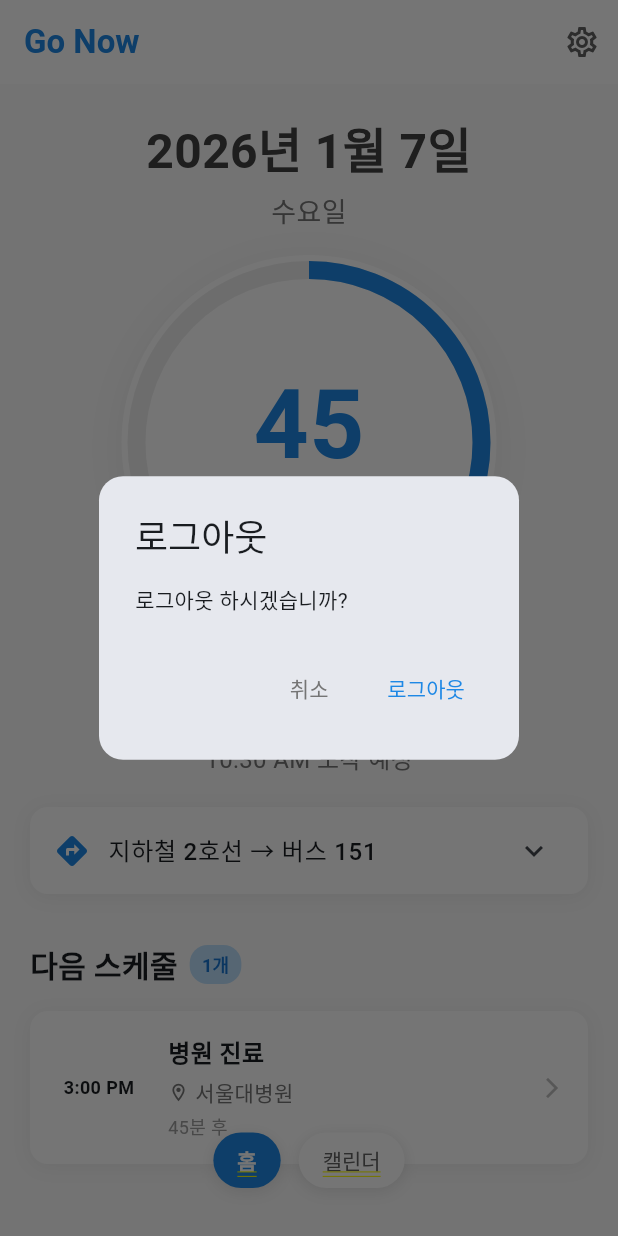
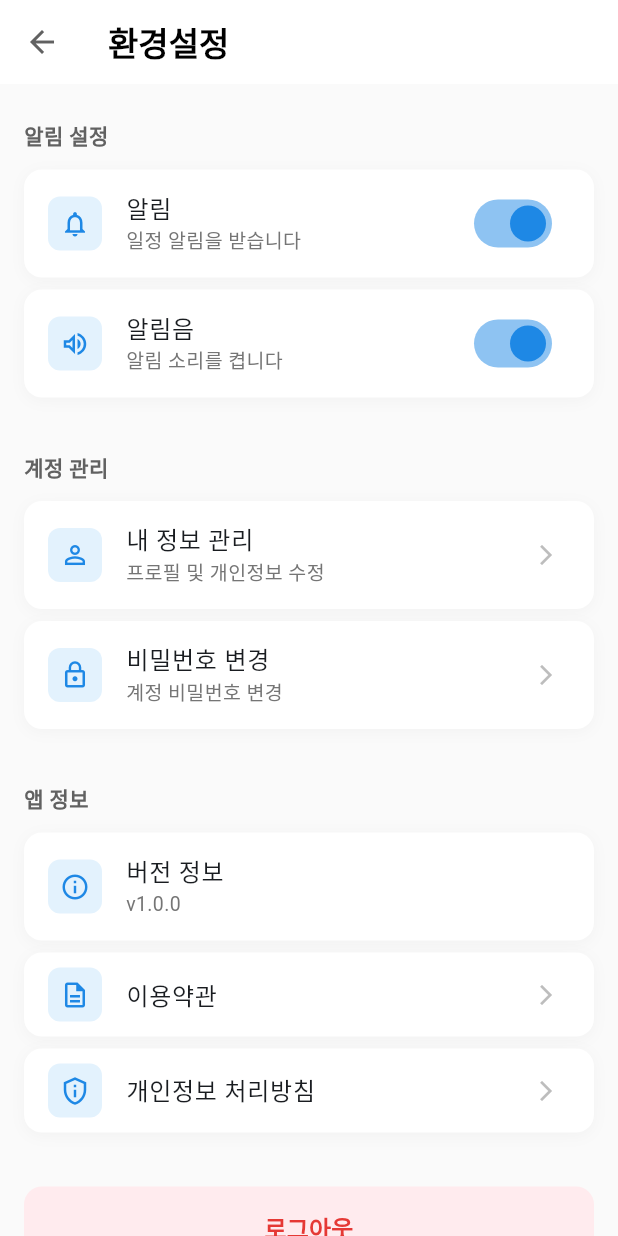
Before and after one commit to khyapple/go_now, a Flutter app: the screen it shows after launch, after a tap on the "settings" icon, on a phone screen of 412 x 824 dp. Run offline on Flutter 3.47's test engine with Material 3 defaults, Android fonts, the phone set to English and light mode, and no system bars; our stand-ins replace shared_preferences, table_calendar; missing offline and left inert: dart:html.

Commit message:
UI/UX 개선 및 환경설정 기능 추가
- 일정 수정 시 날짜 변경 기능 추가
- 캘린더 헤더를 년도/월 두 줄 형식으로 변경
- 캘린더 날짜 칸 높이 증가 (100 -> 140)
- 이전/다음 달 날짜를 회색으로 표시하여 시각적 구분 개선
- 환경설정 페이지 추가 (알림 설정, 계정 관리, 앱 정보)
- 메인 앱바 고정 및 홈/캘린더 스와이프 기능 개선
- 빈 날짜 클릭 시 바로 일정 추가 화면으로 이동

🤖 Generated with [Claude Code](https://claude.com/claude-code)

Co-Authored-By: Claude <noreply@anthropic.com>

```diff
--- a/lib/screens/home_screen.dart
+++ b/lib/screens/home_screen.dart
@@ -38,7 +38,7 @@ class _HomeScreenState extends State<HomeScreen> {
     setState(() {});
   }
 
-  Color _getColorFromString(String colorName) {
+  MaterialColor _getColorFromString(String colorName) {
     switch (colorName.toLowerCase()) {
       case 'blue':
         return Colors.blue;
@@ -122,25 +122,6 @@ class _HomeScreenState extends State<HomeScreen> {
   Widget build(BuildContext context) {
     return Scaffold(
       backgroundColor: Colors.grey[50],
-      appBar: AppBar(
-        backgroundColor: Colors.white,
-        elevation: 0,
-        title: Text(
-          'Go Now',
-          style: TextStyle(
-            color: Colors.blue[600],
-            fontWeight: FontWeight.bold,
-          ),
-        ),
-        actions: [
-          IconButton(
-            icon: Icon(Icons.settings_outlined, color: Colors.grey[700]),
-            onPressed: () {
-              _showLogoutDialog();
-            },
-          ),
-        ],
-      ),
       body: SingleChildScrollView(
         child: Padding(
           padding: const EdgeInsets.all(20.0),
--- a/lib/screens/main_wrapper.dart
+++ b/lib/screens/main_wrapper.dart
@@ -2,6 +2,7 @@ import 'package:flutter/material.dart';
 import 'package:shared_preferences/shared_preferences.dart';
 import 'home_screen.dart';
 import 'calendar_screen.dart';
+import 'settings_screen.dart';
 
 class MainWrapper extends StatefulWidget {
   const MainWrapper({super.key});
@@ -51,7 +52,32 @@ class _MainWrapperState extends State<MainWrapper> {
 
   @override
   Widget build(BuildContext context) {
-    return Stack(
+    return Scaffold(
+      backgroundColor: Colors.white,
+      appBar: AppBar(
+        backgroundColor: Colors.white,
+        elevation: 0,
+        title: Text(
+          'Go Now',
+          style: TextStyle(
+            color: Colors.blue[600],
+            fontWeight: FontWeight.bold,
+          ),
+        ),
+        actions: [
+          IconButton(
+            icon: Icon(Icons.settings_outlined, color: Colors.grey[700]),
+            onPressed: () {
+              Navigator.of(context).push(
+                MaterialPageRoute(
+                  builder: (context) => const SettingsScreen(),
+                ),
+              );
+            },
+          ),
+        ],
+      ),
+      body: Stack(
         children: [
           PageView(
             controller: _pageController,
@@ -81,6 +107,7 @@ class _MainWrapperState extends State<MainWrapper> {
             ),
           ),
         ],
+      ),
     );
   }
 
--- /dev/null
+++ b/lib/screens/settings_screen.dart
@@ -0,0 +1,299 @@
+import 'package:flutter/material.dart';
+import 'package:shared_preferences/shared_preferences.dart';
+import 'login_screen.dart';
+
+class SettingsScreen extends StatefulWidget {
+  const SettingsScreen({super.key});
+
+  @override
+  State<SettingsScreen> createState() => _SettingsScreenState();
+}
+
+class _SettingsScreenState extends State<SettingsScreen> {
+  bool _notificationsEnabled = true;
+  bool _soundEnabled = true;
+
+  @override
+  void initState() {
+    super.initState();
+    _loadSettings();
+  }
+
+  Future<void> _loadSettings() async {
+    final prefs = await SharedPreferences.getInstance();
+    setState(() {
+      _notificationsEnabled = prefs.getBool('notifications') ?? true;
+      _soundEnabled = prefs.getBool('sound') ?? true;
+    });
+  }
+
+  Future<void> _saveNotificationSetting(bool value) async {
+    final prefs = await SharedPreferences.getInstance();
+    await prefs.setBool('notifications', value);
+    setState(() {
+      _notificationsEnabled = value;
+    });
+  }
+
+  Future<void> _saveSoundSetting(bool value) async {
+    final prefs = await SharedPreferences.getInstance();
+    await prefs.setBool('sound', value);
+    setState(() {
+      _soundEnabled = value;
+    });
+  }
+
+  void _showLogoutDialog() {
+    showDialog(
+      context: context,
+      builder: (context) => AlertDialog(
+        title: const Text('로그아웃'),
+        content: const Text('로그아웃 하시겠습니까?'),
+        shape: RoundedRectangleBorder(
+          borderRadius: BorderRadius.circular(16),
+        ),
+        actions: [
+          TextButton(
+            onPressed: () => Navigator.of(context).pop(),
+            child: Text('취소', style: TextStyle(color: Colors.grey[600])),
+          ),
+          TextButton(
+            onPressed: () async {
+              final prefs = await SharedPreferences.getInstance();
+              await prefs.setBool('isLoggedIn', false);
+
+              if (mounted) {
+                Navigator.of(context).pop(); // 다이얼로그 닫기
+                Navigator.of(context).pushAndRemoveUntil(
+                  MaterialPageRoute(builder: (context) => const LoginScreen()),
+                  (route) => false,
+                );
+              }
+            },
+            child: Text('로그아웃', style: TextStyle(color: Colors.blue[600])),
+          ),
+        ],
+      ),
+    );
+  }
+
+  @override
+  Widget build(BuildContext context) {
+    return Scaffold(
+      backgroundColor: Colors.grey[50],
+      appBar: AppBar(
+        backgroundColor: Colors.white,
+        elevation: 0,
+        leading: IconButton(
+          icon: Icon(Icons.arrow_back, color: Colors.grey[700]),
+          onPressed: () => Navigator.of(context).pop(),
+        ),
+        title: const Text(
+          '환경설정',
+          style: TextStyle(
+            color: Colors.black,
+            fontWeight: FontWeight.bold,
+          ),
+        ),
+      ),
+      body: ListView(
+        children: [
+          const SizedBox(height: 8),
+
+          // 알림 설정 섹션
+          _buildSectionHeader('알림 설정'),
+          _buildSettingTile(
+            icon: Icons.notifications_outlined,
+            title: '알림',
+            subtitle: '일정 알림을 받습니다',
+            trailing: Switch(
+              value: _notificationsEnabled,
+              onChanged: _saveNotificationSetting,
+              activeColor: Colors.blue[600],
+            ),
+          ),
+          _buildSettingTile(
+            icon: Icons.volume_up_outlined,
+            title: '알림음',
+            subtitle: '알림 소리를 켭니다',
+            trailing: Switch(
+              value: _soundEnabled,
+              onChanged: _saveSoundSetting,
+              activeColor: Colors.blue[600],
+            ),
+          ),
+
+          const SizedBox(height: 16),
+
+          // 계정 관리 섹션
+          _buildSectionHeader('계정 관리'),
+          _buildSettingTile(
+            icon: Icons.person_outline,
+            title: '내 정보 관리',
+            subtitle: '프로필 및 개인정보 수정',
+            trailing: Icon(Icons.arrow_forward_ios, size: 16, color: Colors.grey[400]),
+            onTap: () {
+              // TODO: 내 정보 관리 페이지로 이동
+              ScaffoldMessenger.of(context).showSnackBar(
+                const SnackBar(
+                  content: Text('내 정보 관리 페이지는 준비 중입니다'),
+                  duration: Duration(seconds: 2),
+                ),
+              );
+            },
+          ),
+          _buildSettingTile(
+            icon: Icons.lock_outline,
+            title: '비밀번호 변경',
+            subtitle: '계정 비밀번호 변경',
+            trailing: Icon(Icons.arrow_forward_ios, size: 16, color: Colors.grey[400]),
+            onTap: () {
+              // TODO: 비밀번호 변경 페이지로 이동
+              ScaffoldMessenger.of(context).showSnackBar(
+                const SnackBar(
+                  content: Text('비밀번호 변경 기능은 준비 중입니다'),
+                  duration: Duration(seconds: 2),
+                ),
+              );
+            },
+          ),
+
+          const SizedBox(height: 16),
+
+          // 앱 정보 섹션
+          _buildSectionHeader('앱 정보'),
+          _buildSettingTile(
+            icon: Icons.info_outline,
+            title: '버전 정보',
+            subtitle: 'v1.0.0',
+            trailing: const SizedBox.shrink(),
+          ),
+          _buildSettingTile(
+            icon: Icons.description_outlined,
+            title: '이용약관',
+            trailing: Icon(Icons.arrow_forward_ios, size: 16, color: Colors.grey[400]),
+            onTap: () {
+              // TODO: 이용약관 페이지로 이동
+              ScaffoldMessenger.of(context).showSnackBar(
+                const SnackBar(
+                  content: Text('이용약관 페이지는 준비 중입니다'),
+                  duration: Duration(seconds: 2),
+                ),
+              );
+            },
+          ),
+          _buildSettingTile(
+            icon: Icons.privacy_tip_outlined,
+            title: '개인정보 처리방침',
+            trailing: Icon(Icons.arrow_forward_ios, size: 16, color: Colors.grey[400]),
+            onTap: () {
+              // TODO: 개인정보 처리방침 페이지로 이동
+              ScaffoldMessenger.of(context).showSnackBar(
+                const SnackBar(
+                  content: Text('개인정보 처리방침 페이지는 준비 중입니다'),
+                  duration: Duration(seconds: 2),
+                ),
+              );
+            },
+          ),
+
+          const SizedBox(height: 16),
+
+          // 로그아웃 버튼
+          Padding(
+            padding: const EdgeInsets.all(16.0),
+            child: SizedBox(
+              width: double.infinity,
+              child: ElevatedButton(
+                onPressed: _showLogoutDialog,
+                style: ElevatedButton.styleFrom(
+                  backgroundColor: Colors.red[50],
+                  foregroundColor: Colors.red[600],
+                  padding: const EdgeInsets.symmetric(vertical: 16),
+                  shape: RoundedRectangleBorder(
+                    borderRadius: BorderRadius.circular(12),
+                  ),
+                  elevation: 0,
+                ),
+                child: const Text(
+                  '로그아웃',
+                  style: TextStyle(
+                    fontSize: 16,
+                    fontWeight: FontWeight.bold,
+                  ),
+                ),
+              ),
+            ),
+          ),
+
+          const SizedBox(height: 32),
+        ],
+      ),
+    );
+  }
+
+  Widget _buildSectionHeader(String title) {
+    return Padding(
+      padding: const EdgeInsets.fromLTRB(16, 16, 16, 8),
+      child: Text(
+        title,
+        style: TextStyle(
+          fontSize: 14,
+          fontWeight: FontWeight.bold,
+          color: Colors.grey[700],
+        ),
+      ),
+    );
+  }
+
+  Widget _buildSettingTile({
+    required IconData icon,
+    required String title,
+    String? subtitle,
+    required Widget trailing,
+    VoidCallback? onTap,
+  }) {
+    return Container(
+      margin: const EdgeInsets.symmetric(horizontal: 16, vertical: 4),
+      decoration: BoxDecoration(
+        color: Colors.white,
+        borderRadius: BorderRadius.circular(12),
+        boxShadow: [
+          BoxShadow(
+            color: Colors.black.withOpacity(0.03),
+            blurRadius: 8,
+            offset: const Offset(0, 2),
+          ),
+        ],
+      ),
+      child: ListTile(
+        onTap: onTap,
+        leading: Container(
+          padding: const EdgeInsets.all(8),
+          decoration: BoxDecoration(
+            color: Colors.blue[50],
+            borderRadius: BorderRadius.circular(8),
+          ),
+          child: Icon(icon, color: Colors.blue[600], size: 20),
+        ),
+        title: Text(
+          title,
+          style: const TextStyle(
+            fontSize: 16,
+            fontWeight: FontWeight.w500,
+          ),
+        ),
+        subtitle: subtitle != null
+            ? Text(
+                subtitle,
+                style: TextStyle(
+                  fontSize: 13,
+                  color: Colors.grey[600],
+                ),
+              )
+            : null,
+        trailing: trailing,
+      ),
+    );
+  }
+}
```
Also changed, not shown: lib/screens/calendar_screen.dart (+26 -19 lines), lib/screens/schedule_edit_screen.dart (+100 -55 lines). Lines whose indentation alone changed are shown as unchanged.
